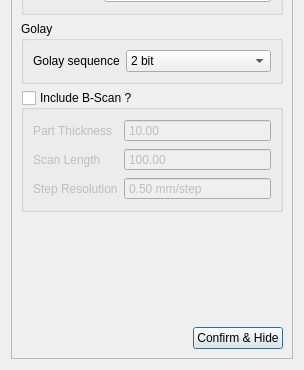
The window that tsettings.ui (SDJoeKing/Tubers_GUI) describes before a commit, drawn with Qt 5; both pictures show x 0 to 304 and y 360 to 730 of the 304 by 730 pixel window.
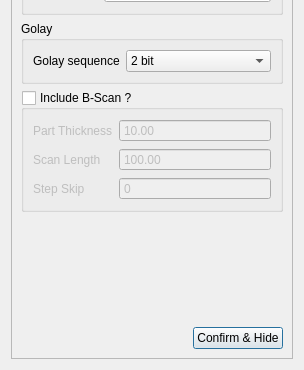
The same window after the commit.

Commit message: incorporated new settings for encoder and bscan

```diff
--- a/tsettings.ui
+++ b/tsettings.ui
@@ -267,23 +267,7 @@
          <item row="2" column="0">
           <widget class="QLabel" name="labelHz_5">
            <property name="text">
-            <string>Step Resolution</string>
-           </property>
-          </widget>
-         </item>
-         <item row="2" column="1">
-          <widget class="QDoubleSpinBox" name="spinEncoderStep">
-           <property name="buttonSymbols">
-            <enum>QAbstractSpinBox::NoButtons</enum>
-           </property>
-           <property name="suffix">
-            <string> mm/step</string>
-           </property>
-           <property name="maximum">
-            <double>9999.000000000000000</double>
-           </property>
-           <property name="value">
-            <double>0.500000000000000</double>
+            <string>Step Skip</string>
            </property>
           </widget>
          </item>
@@ -313,6 +297,16 @@
            </property>
           </widget>
          </item>
+         <item row="2" column="1">
+          <widget class="QSpinBox" name="spinEncoderStep">
+           <property name="buttonSymbols">
+            <enum>QAbstractSpinBox::NoButtons</enum>
+           </property>
+           <property name="maximum">
+            <number>5000</number>
+           </property>
+          </widget>
+         </item>
         </layout>
        </widget>
       </item>
```
Left out of the diff: 5 changed lines with no effect on the pictures. The commit also changes 8 other files.
